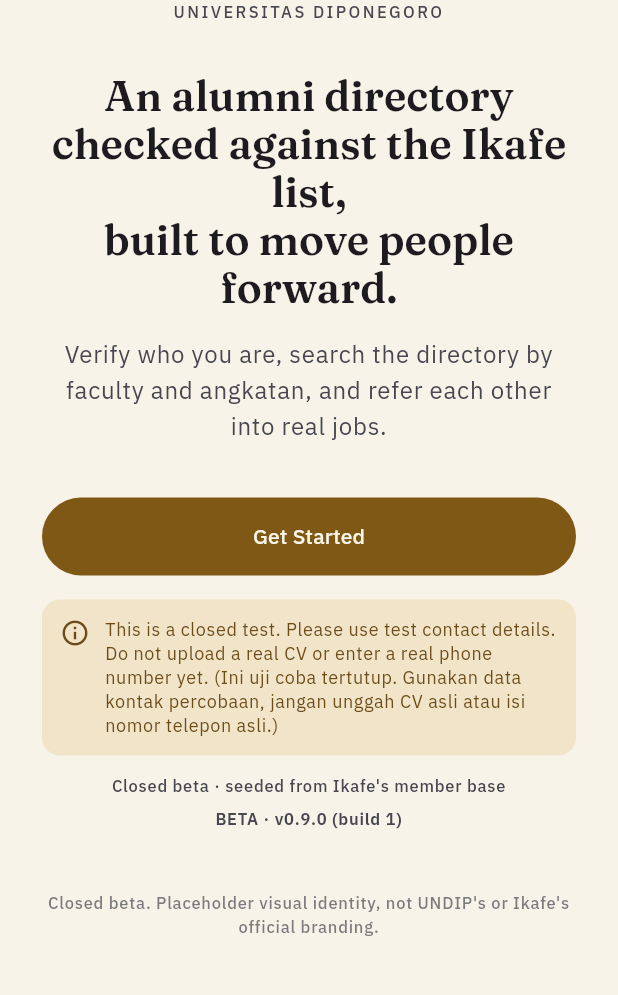
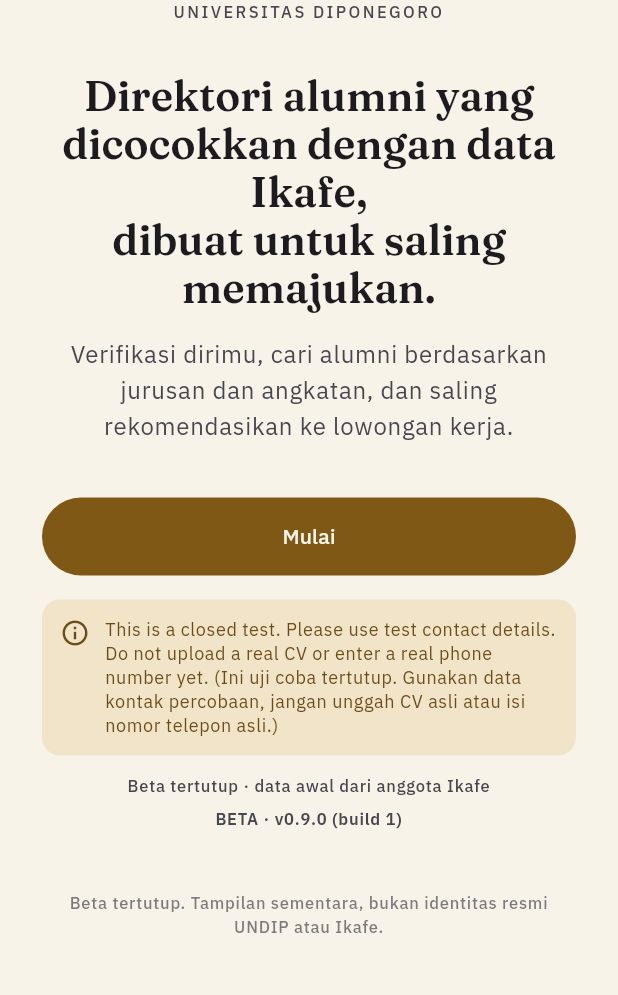
Before and after one commit to FarrelAlfarabi/Undip-Alumni-Connect, a Flutter app: the screen it shows after launch, on a phone screen of 412 x 824 dp, the part 221-1216 px from its top. Run offline on Flutter 3.47's test engine with Material 3 defaults, Android fonts, the phone set to English and light mode, and no system bars; our stand-ins replace file_picker, flutter_dotenv, flutter_map, flutter_secure_storage, google_fonts, latlong2 and 3 more; accounts and stored records are empty; project files that could hold a hidden picture were left out.

Commit message:
Stage A: Indonesian copy on Welcome, login and Home
Co-Authored-By: Claude Sonnet 5.5 <noreply@anthropic.com>
Claude-Session: https://claude.ai/code/session_01HLzVPGQayX9YA6N5QMuzmB

```diff
--- a/lib/screens/home_screen.dart
+++ b/lib/screens/home_screen.dart
@@ -149,7 +149,7 @@ class _HomeScreenState extends State<HomeScreen> {
               final n = snap.data ?? 0;
               return IconButton(
                 key: const Key('home-notifications'),
-                tooltip: n > 0 ? 'Notifications ($n new)' : 'Notifications',
+                tooltip: n > 0 ? 'Notifikasi ($n baru)' : 'Notifikasi',
                 onPressed: () async {
                   await Navigator.of(context).push(
                     MaterialPageRoute(
@@ -179,7 +179,7 @@ class _HomeScreenState extends State<HomeScreen> {
               final n = snap.data ?? 0;
               return IconButton(
                 key: const Key('home-requests'),
-                tooltip: n > 0 ? 'Requests ($n waiting)' : 'Requests',
+                tooltip: n > 0 ? 'Permintaan ($n menunggu)' : 'Permintaan',
                 onPressed: () async {
                   await Navigator.of(context).push(
                     MaterialPageRoute(
@@ -218,13 +218,13 @@ class _HomeScreenState extends State<HomeScreen> {
               crossAxisAlignment: CrossAxisAlignment.stretch,
               children: [
                 Text(
-                  first == null ? 'Hello' : 'Hello, $first',
+                  first == null ? 'Halo' : 'Halo, $first',
                   key: const Key('home-greeting'),
                   style: theme.textTheme.headlineSmall,
                 ),
                 const SizedBox(height: 2),
                 Text(
-                  'What would you like to do today?',
+                  'Apa yang ingin kamu lakukan hari ini?',
                   style: theme.textTheme.bodyMedium?.copyWith(
                     color: theme.colorScheme.onSurfaceVariant,
                   ),
@@ -253,15 +253,15 @@ class _HomeScreenState extends State<HomeScreen> {
                 ),
                 const SizedBox(height: 20),
                 const SizedBox(height: 24),
-                _sectionTitle(theme, 'Latest'),
+                _sectionTitle(theme, 'Terbaru'),
                 const SizedBox(height: 8),
                 _LatestBlock<Map<String, dynamic>>(
                   key: const Key('latest-jobs'),
-                  heading: 'New jobs',
+                  heading: 'Lowongan baru',
                   future: _jobs,
                   emptyIcon: Icons.work_outline,
                   emptyText:
-                      'No jobs posted yet. New openings will show up here.',
+                      'Belum ada lowongan. Lowongan baru akan muncul di sini.',
                   onRetry: () => setState(() {
                     _jobs = _latestJobs();
                   }),
@@ -279,11 +279,11 @@ class _HomeScreenState extends State<HomeScreen> {
                 const SizedBox(height: 12),
                 _LatestBlock<MarketplaceListing>(
                   key: const Key('latest-listings'),
-                  heading: 'New in the marketplace',
+                  heading: 'Baru di Marketplace',
                   future: _listings,
                   emptyIcon: Icons.storefront_outlined,
                   emptyText:
-                      'No listings yet. Approved listings will show up here.',
+                      'Belum ada produk. Produk yang disetujui akan muncul di sini.',
                   onRetry: () => setState(() {
                     _listings = _fetchListings();
                   }),
@@ -335,7 +335,7 @@ class _HomeScreenState extends State<HomeScreen> {
                 key: const Key('banner-error'),
                 icon: Icons.cloud_off_outlined,
                 text: "Couldn't load announcements.",
-                actionLabel: 'Try again',
+                actionLabel: 'Coba lagi',
                 feedbackScreen: 'Home',
                 error: snap.error,
                 onAction: () => setState(() {
@@ -357,7 +357,7 @@ class _HomeScreenState extends State<HomeScreen> {
           child: TextButton(
             key: const Key('see-all-announcements'),
             onPressed: () => _push(widget.pages.announcements()),
-            child: const Text('See all announcements'),
+            child: const Text('Lihat semua pengumuman'),
           ),
         ),
       ],
@@ -532,7 +532,7 @@ class _LatestBlock<T> extends StatelessWidget {
               return _MessageCard(
                 icon: Icons.cloud_off_outlined,
                 text: "Couldn't load this right now.",
-                actionLabel: 'Try again',
+                actionLabel: 'Coba lagi',
                 feedbackScreen: 'Home',
                 error: snap.error,
                 onAction: onRetry,
@@ -767,7 +767,7 @@ class _BusinessEntry extends StatelessWidget {
                 children: [
                   Expanded(
                     child: Text(
-                      'Own a business? Let other alumni find it.',
+                      'Punya usaha? Biar sesama alumni bisa menemukannya.',
                       style: theme.textTheme.bodyMedium?.copyWith(
                         color: theme.colorScheme.onSecondaryContainer,
                       ),
@@ -776,7 +776,7 @@ class _BusinessEntry extends StatelessWidget {
                   FilledButton(
                     key: const Key('business-register-button'),
                     onPressed: onRegister,
-                    child: const Text('Register'),
+                    child: const Text('Daftarkan'),
                   ),
                 ],
               ),
@@ -789,11 +789,11 @@ class _BusinessEntry extends StatelessWidget {
         final u = summary.usage[b.id];
         final lines = <String>[
           b.approvedBand != null
-              ? 'Band: ${b.approvedBand!.label}'
-              : 'Band you chose: ${b.requestedBand?.label ?? '-'}',
+              ? 'Skala: ${b.approvedBand!.label}'
+              : 'Skala pilihanmu: ${b.requestedBand?.label ?? '-'}',
           if (b.isApproved && u != null) postingSummary(b, u),
           if (b.status == BusinessStatus.rejected && b.rejectionReason != null)
-            'Reason: ${b.rejectionReason}',
+            'Alasan: ${b.rejectionReason}',
           if (all.length > 1) '+ ${all.length - 1} more',
         ];
         return Card(
--- a/lib/screens/verification_screen.dart
+++ b/lib/screens/verification_screen.dart
@@ -138,7 +138,7 @@ class _VerificationScreenState extends State<VerificationScreen> {
       setState(() => _state = _VerificationState.idle);
       _startCooldown();
       ScaffoldMessenger.of(context)
-          .showSnackBar(const SnackBar(content: Text('New code sent')));
+          .showSnackBar(const SnackBar(content: Text('Kode baru sudah dikirim')));
     } catch (e) {
       if (!mounted) return;
       setState(() {
@@ -185,8 +185,8 @@ class _VerificationScreenState extends State<VerificationScreen> {
           _state = _VerificationState.idle;
           _codeError = network
               ? kNetworkError
-              : 'That code is wrong or has expired. Check it and try again, '
-                    'or send a new code.';
+              : 'Kode salah atau sudah kedaluwarsa. Periksa lagi, '
+                    'atau minta kode baru.';
           _codeController.clear();
         });
         return;
@@ -340,7 +340,7 @@ class _VerificationScreenState extends State<VerificationScreen> {
     return Scaffold(
       backgroundColor: theme.colorScheme.surfaceContainerLowest,
       appBar: AppBar(
-        title: const Text('Verify Alumni Status'),
+        title: const Text('Verifikasi Status Alumni'),
         // On the code step the back arrow returns to the email box.
         leading: _codeSent && _state == _VerificationState.idle
             ? BackButton(onPressed: _reset)
@@ -456,8 +456,8 @@ class _VerificationForm extends StatelessWidget {
           const SizedBox(height: 16),
           Text(
             codeController != null
-                ? 'Enter the code'
-                : 'Verify Your Alumni Status',
+                ? 'Masukkan kode'
+                : 'Verifikasi Status Alumni Kamu',
             style: theme.textTheme.headlineSmall?.copyWith(
               fontWeight: FontWeight.w600,
             ),
@@ -465,13 +465,14 @@ class _VerificationForm extends StatelessWidget {
           const SizedBox(height: 8),
           Text(
             codeController != null
-                ? 'If ${controller.text.trim()} is on the alumni list, we emailed '
-                      'a 6 digit code.'
+                ? 'Jika ${controller.text.trim()} ada di daftar alumni, kami sudah '
+                      'mengirim kode 6 digit ke email itu.'
                 : realLogin
-                ? 'Enter the email the Ikafe team has on file for you. '
-                      'We will email you a 6 digit code, no password needed.'
-                : 'Enter the email the Ikafe team has on file for you to '
-                      'confirm your alumni record.',
+                ? 'Masukkan email yang kamu berikan ke Ikafe saat mendaftar. '
+                      'Kami kirim kode 6 digit ke email itu, tanpa kata sandi. '
+                      'Lupa email yang dipakai? Hubungi tim lewat tombol di bawah.'
+                : 'Masukkan email yang kamu berikan ke Ikafe saat mendaftar '
+                      'untuk memastikan data alumni kamu.',
             style: theme.textTheme.bodyMedium?.copyWith(
               color: theme.colorScheme.onSurfaceVariant,
             ),
@@ -479,8 +480,8 @@ class _VerificationForm extends StatelessWidget {
           const SizedBox(height: 24),
           if (codeController != null) ...[
             Text(
-              'Can\'t find it? Check your spam or junk folder. The code '
-              'expires after a while.',
+              'Belum masuk? Cek folder spam atau junk. Kode berlaku '
+              'untuk waktu terbatas.',
               key: const Key('code-sent-note'),
               style: theme.textTheme.bodySmall?.copyWith(
                 color: theme.colorScheme.onSurfaceVariant,
@@ -504,7 +505,7 @@ class _VerificationForm extends StatelessWidget {
               },
               onFieldSubmitted: (_) => onSubmit(),
               decoration: InputDecoration(
-                labelText: '6 digit code',
+                labelText: 'Kode 6 digit',
                 counterText: '',
                 errorText: codeError,
                 errorMaxLines: 3,
@@ -514,7 +515,7 @@ class _VerificationForm extends StatelessWidget {
               validator: (value) =>
                   RegExp(r'^\d{6}$').hasMatch((value ?? '').trim())
                   ? null
-                  : 'Enter the 6 digit code',
+                  : 'Masukkan kode 6 digit',
             ),
           ] else
             TextFormField(
@@ -537,9 +538,9 @@ class _VerificationForm extends StatelessWidget {
               ),
               validator: (value) {
                 final v = value?.trim() ?? '';
-                if (v.isEmpty) return 'Enter your email';
+                if (v.isEmpty) return 'Masukkan email kamu';
                 if (!v.contains('@') || !v.contains('.')) {
-                  return 'Enter a valid email';
+                  return 'Masukkan email yang valid';
                 }
                 return null;
               },
@@ -558,10 +559,10 @@ class _VerificationForm extends StatelessWidget {
                   )
                 : Text(
                     codeController != null
-                        ? 'Verify code'
+                        ? 'Verifikasi kode'
                         : realLogin
-                        ? 'Send code'
-                        : 'Verify',
+                        ? 'Kirim kode'
+                        : 'Verifikasi',
                   ),
           ),
           if (codeController != null) ...[
@@ -569,7 +570,7 @@ class _VerificationForm extends StatelessWidget {
               key: const Key('login-resend'),
               onPressed: loading || resendIn > 0 ? null : onResend,
               child: Text(
-                resendIn > 0 ? 'Resend code in ${resendIn}s' : 'Resend code',
+                resendIn > 0 ? 'Kirim ulang kode dalam $resendIn dtk' : 'Kirim ulang kode',
               ),
             ),
             TextButton(
@@ -579,12 +580,12 @@ class _VerificationForm extends StatelessWidget {
                 error: null,
                 screen: 'Login help: no code or changed email',
               ),
-              child: const Text('No code, or email changed? Contact the team'),
+              child: const Text('Kode tidak masuk atau email berubah? Hubungi tim'),
             ),
             TextButton(
               key: const Key('login-change-email'),
               onPressed: loading ? null : onChangeEmail,
-              child: const Text('Use a different email'),
+              child: const Text('Pakai email lain'),
             ),
           ],
         ],
@@ -617,21 +618,21 @@ class _NotFoundResult extends StatelessWidget {
         ),
         const SizedBox(height: 16),
         Text(
-          'No Matching Record',
+          'Data Tidak Ditemukan',
           style: theme.textTheme.headlineSmall?.copyWith(
             fontWeight: FontWeight.w600,
           ),
         ),
         const SizedBox(height: 8),
         Text(
-          'We couldn\'t find an alumni record for "$email". Use the email '
-          'the Ikafe team has for you, or contact the beta team.',
+          'Kami tidak menemukan data alumni untuk "$email". Pakai email yang '
+          'terdaftar di Ikafe, atau hubungi tim beta.',
           style: theme.textTheme.bodyMedium?.copyWith(
             color: theme.colorScheme.onSurfaceVariant,
           ),
         ),
         const SizedBox(height: 20),
-        FilledButton(onPressed: onTryAgain, child: const Text('Try again')),
+        FilledButton(onPressed: onTryAgain, child: const Text('Coba lagi')),
       ],
     );
   }
@@ -708,7 +709,7 @@ class _ErrorResult extends StatelessWidget {
         ),
         const SizedBox(height: 16),
         Text(
-          'Something Went Wrong',
+          'Terjadi Kesalahan',
           style: theme.textTheme.headlineSmall?.copyWith(
             fontWeight: FontWeight.w600,
           ),
@@ -721,7 +722,7 @@ class _ErrorResult extends StatelessWidget {
           ),
         ),
         const SizedBox(height: 20),
-        FilledButton(onPressed: onTryAgain, child: const Text('Try again')),
+        FilledButton(onPressed: onTryAgain, child: const Text('Coba lagi')),
         TextButton(
           key: const Key('send-feedback'),
           onPressed: () =>
--- a/lib/screens/welcome_screen.dart
+++ b/lib/screens/welcome_screen.dart
@@ -73,7 +73,7 @@ class WelcomeScreen extends StatelessWidget {
                   ),
                   const SizedBox(height: 32),
                   Text(
-                    'An alumni directory checked against the Ikafe list,\nbuilt to move people forward.',
+                    'Direktori alumni yang dicocokkan dengan data Ikafe,\ndibuat untuk saling memajukan.',
                     textAlign: TextAlign.center,
                     style: theme.textTheme.headlineMedium?.copyWith(
                       height: 1.15,
@@ -81,8 +81,8 @@ class WelcomeScreen extends StatelessWidget {
                   ),
                   const SizedBox(height: 16),
                   Text(
-                    'Verify who you are, search the directory by faculty '
-                    'and angkatan, and refer each other into real jobs.',
+                    'Verifikasi dirimu, cari alumni berdasarkan jurusan '
+                    'dan angkatan, dan saling rekomendasikan ke lowongan kerja.',
                     textAlign: TextAlign.center,
                     style: theme.textTheme.bodyLarge?.copyWith(
                       color: theme.colorScheme.onSurfaceVariant,
@@ -102,14 +102,14 @@ class WelcomeScreen extends StatelessWidget {
                       style: FilledButton.styleFrom(
                         padding: const EdgeInsets.symmetric(vertical: 16),
                       ),
-                      child: const Text('Get Started'),
+                      child: const Text('Mulai'),
                     ),
                   ),
                   const SizedBox(height: 16),
                   const ClosedTestNotice(),
                   const SizedBox(height: 12),
                   Text(
-                    'Closed beta · seeded from Ikafe\'s member base',
+                    'Beta tertutup · data awal dari anggota Ikafe',
                     textAlign: TextAlign.center,
                     style: theme.textTheme.labelSmall?.copyWith(
                       color: theme.colorScheme.onSurfaceVariant,
@@ -130,8 +130,8 @@ class WelcomeScreen extends StatelessWidget {
                   ),
                   const SizedBox(height: 40),
                   Text(
-                    'Closed beta. Placeholder visual identity, not UNDIP\'s or '
-                    'Ikafe\'s official branding.',
+                    'Beta tertutup. Tampilan sementara, bukan identitas resmi '
+                    'UNDIP atau Ikafe.',
                     textAlign: TextAlign.center,
                     style: theme.textTheme.labelSmall?.copyWith(
                       color: theme.colorScheme.onSurfaceVariant.withValues(
--- a/lib/widgets/error_view.dart
+++ b/lib/widgets/error_view.dart
@@ -13,7 +13,7 @@ class ErrorView extends StatelessWidget {
     required this.screen,
     this.error,
     this.onRetry,
-    this.retryLabel = 'Try again',
+    this.retryLabel = 'Coba lagi',
   });
 
   final String message;
```
Also changed, not shown: 11 other files.
